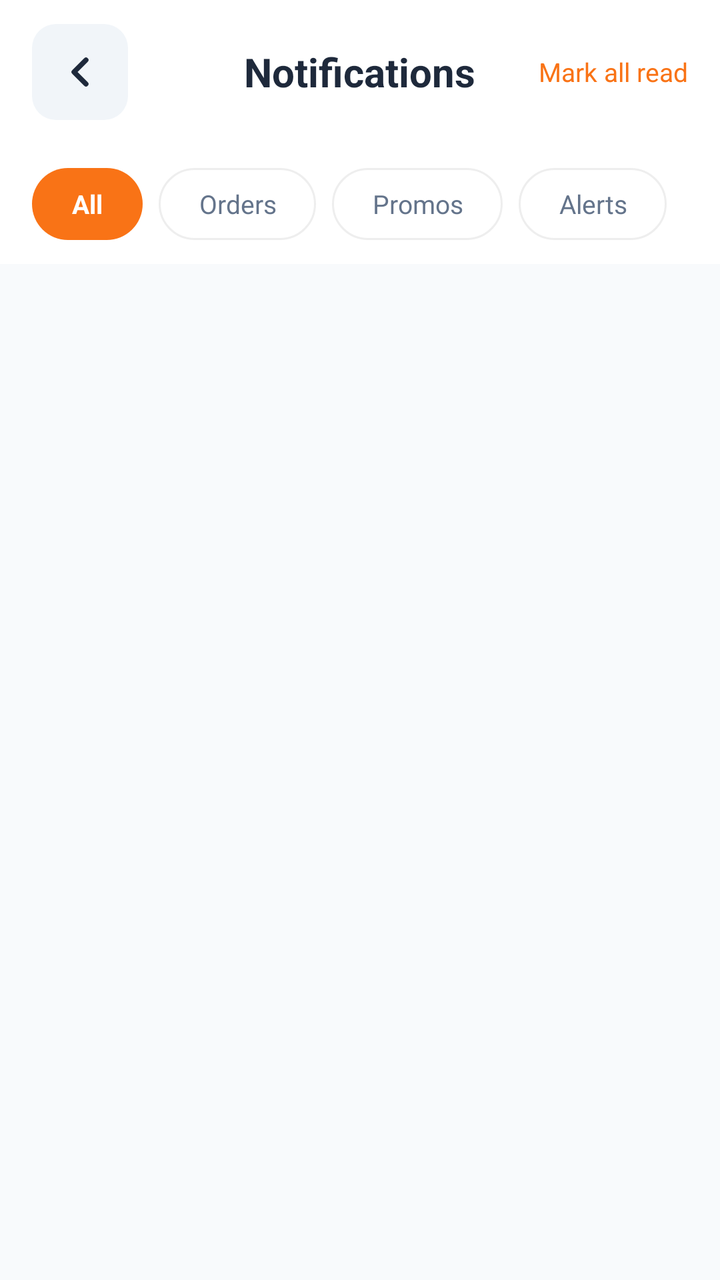
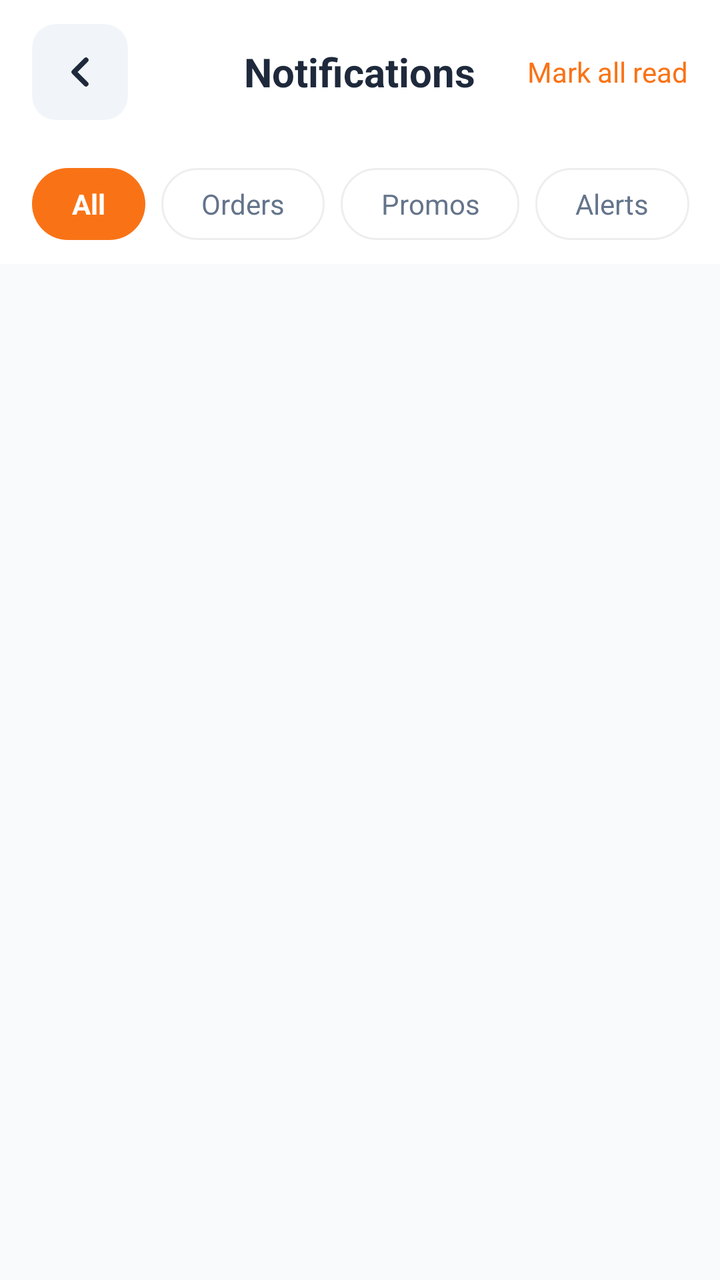

An Android layout rendered at two revisions. The XML below is the earlier revision; the diff shows what the commit changed to produce the second picture.
<!-- AndroidManifest.xml: application theme Theme.BeckieDealApp -->
<!-- res/layout/activity_notifications.xml -->
<?xml version="1.0" encoding="utf-8"?>
<androidx.constraintlayout.widget.ConstraintLayout xmlns:android="http://schemas.android.com/apk/res/android"
    xmlns:app="http://schemas.android.com/apk/res-auto"
    xmlns:tools="http://schemas.android.com/tools"
    android:layout_width="match_parent"
    android:layout_height="match_parent"
    android:background="@color/background"
    android:fitsSystemWindows="true"
    tools:context=".NotificationsActivity">

    
    <com.google.android.material.appbar.AppBarLayout
        android:id="@+id/appBarLayout"
        android:layout_width="match_parent"
        android:layout_height="wrap_content"
        android:background="@color/surface"
        app:elevation="0dp"
        app:layout_constraintTop_toTopOf="parent">

        <com.google.android.material.appbar.MaterialToolbar
            android:id="@+id/topAppBar"
            android:layout_width="match_parent"
            android:layout_height="72dp"
            app:contentInsetStart="0dp">

            <RelativeLayout
                android:layout_width="match_parent"
                android:layout_height="match_parent"
                android:paddingHorizontal="16dp">

                <ImageView
                    android:id="@+id/backButton"
                    android:layout_width="48dp"
                    android:layout_height="48dp"
                    android:layout_alignParentStart="true"
                    android:layout_centerVertical="true"
                    android:background="@drawable/form_field_background"
                    android:padding="12dp"
                    android:src="@drawable/ic_arrow_left"
                    android:contentDescription="Back"
                    app:tint="@color/text_primary" />

                <TextView
                    android:layout_width="wrap_content"
                    android:layout_height="wrap_content"
                    android:layout_centerInParent="true"
                    android:text="Notifications"
                    android:textColor="@color/text_primary"
                    android:textSize="20sp"
                    android:textStyle="bold" />

                <TextView
                    android:id="@+id/markAllReadButton"
                    android:layout_width="wrap_content"
                    android:layout_height="wrap_content"
                    android:layout_alignParentEnd="true"
                    android:layout_centerVertical="true"
                    android:text="Mark all read"
                    android:textColor="@color/primary"
                    android:textSize="13sp" />

            </RelativeLayout>

        </com.google.android.material.appbar.MaterialToolbar>
    </com.google.android.material.appbar.AppBarLayout>

    
    <HorizontalScrollView
        android:id="@+id/chipScroll"
        android:layout_width="match_parent"
        android:layout_height="wrap_content"
        android:scrollbars="none"
        android:paddingVertical="12dp"
        android:background="@color/surface"
        app:layout_constraintTop_toBottomOf="@id/appBarLayout">

        <LinearLayout
            android:id="@+id/chipContainer"
            android:layout_width="wrap_content"
            android:layout_height="wrap_content"
            android:orientation="horizontal"
            android:paddingHorizontal="16dp">

            <TextView
                android:id="@+id/chipAll"
                android:layout_width="wrap_content"
                android:layout_height="36dp"
                android:gravity="center"
                android:paddingHorizontal="20dp"
                android:layout_marginEnd="8dp"
                android:text="All"
                android:textSize="13sp"
                android:textStyle="bold"
                android:background="@drawable/chip_selected"
                android:textColor="@color/white_fixed" />

            <TextView
                android:id="@+id/chipOrders"
                android:layout_width="wrap_content"
                android:layout_height="36dp"
                android:gravity="center"
                android:paddingHorizontal="20dp"
                android:layout_marginEnd="8dp"
                android:text="Orders"
                android:textSize="13sp"
                android:background="@drawable/chip_unselected"
                android:textColor="@color/text_secondary" />

            <TextView
                android:id="@+id/chipPromos"
                android:layout_width="wrap_content"
                android:layout_height="36dp"
                android:gravity="center"
                android:paddingHorizontal="20dp"
                android:layout_marginEnd="8dp"
                android:text="Promos"
                android:textSize="13sp"
                android:background="@drawable/chip_unselected"
                android:textColor="@color/text_secondary" />

            <TextView
                android:id="@+id/chipAlerts"
                android:layout_width="wrap_content"
                android:layout_height="36dp"
                android:gravity="center"
                android:paddingHorizontal="20dp"
                android:text="Alerts"
                android:textSize="13sp"
                android:background="@drawable/chip_unselected"
                android:textColor="@color/text_secondary" />

        </LinearLayout>
    </HorizontalScrollView>

    
    <androidx.core.widget.NestedScrollView
        android:layout_width="match_parent"
        android:layout_height="0dp"
        android:fillViewport="true"
        app:layout_constraintTop_toBottomOf="@id/chipScroll"
        app:layout_constraintBottom_toBottomOf="parent">

        <FrameLayout
            android:layout_width="match_parent"
            android:layout_height="wrap_content">

            
            <LinearLayout
                android:id="@+id/emptyState"
                android:layout_width="match_parent"
                android:layout_height="match_parent"
                android:gravity="center"
                android:orientation="vertical"
                android:padding="40dp"
                android:visibility="gone">

                <ImageView
                    android:layout_width="120dp"
                    android:layout_height="120dp"
                    android:src="@drawable/ic_notifications"
                    app:tint="@color/text_muted" />

                <TextView
                    android:layout_width="wrap_content"
                    android:layout_height="wrap_content"
                    android:layout_marginTop="24dp"
                    android:text="No notifications yet"
                    android:textColor="@color/text_primary"
                    android:textSize="20sp"
                    android:textStyle="bold" />

                <TextView
                    android:layout_width="wrap_content"
                    android:layout_height="wrap_content"
                    android:layout_marginTop="8dp"
                    android:gravity="center"
                    android:text="We'll notify you about orders, deals\nand updates."
                    android:textColor="@color/text_muted"
                    android:textSize="14sp" />

            </LinearLayout>

            
            <LinearLayout
                android:id="@+id/notificationsList"
                android:layout_width="match_parent"
                android:layout_height="wrap_content"
                android:orientation="vertical"
                android:paddingHorizontal="16dp"
                android:paddingTop="8dp"
                android:paddingBottom="24dp" />

        </FrameLayout>
    </androidx.core.widget.NestedScrollView>

</androidx.constraintlayout.widget.ConstraintLayout>
<!-- resources referenced by this layout -->
<resources>
  <color name="background">#F8FAFC</color>
  <color name="primary">#F97316</color>
  <color name="surface">#FFFFFF</color>
  <color name="text_muted">#94A3B8</color>
  <color name="text_primary">#1E293B</color>
  <color name="text_secondary">#64748B</color>
  <color name="white_fixed">#FFFFFF</color>
  <!-- drawable chip_selected (drawable) -->
  <?xml version="1.0" encoding="utf-8"?>
  <shape xmlns:android="http://schemas.android.com/apk/res/android"
      android:shape="rectangle">
      <solid android:color="#F97316" />
      <corners android:radius="20dp" />
  </shape>
  <!-- drawable chip_unselected (drawable) -->
  <?xml version="1.0" encoding="utf-8"?>
  <shape xmlns:android="http://schemas.android.com/apk/res/android"
      android:shape="rectangle">
      <solid android:color="#FFFFFF" />
      <stroke android:width="1dp" android:color="#EEEEEE" />
      <corners android:radius="20dp" />
  </shape>
  <!-- drawable form_field_background (drawable) -->
  <?xml version="1.0" encoding="utf-8"?>
  <shape xmlns:android="http://schemas.android.com/apk/res/android">
      <solid android:color="@color/input_background" />
      <corners android:radius="12dp" />
  </shape>
  <!-- drawable ic_arrow_left (drawable) -->
  <?xml version="1.0" encoding="utf-8"?>
  <vector xmlns:android="http://schemas.android.com/apk/res/android"
      android:width="24dp"
      android:height="24dp"
      android:viewportWidth="24"
      android:viewportHeight="24">
      <path
          android:fillColor="@android:color/transparent"
          android:pathData="M15,18L9,12L15,6"
          android:strokeColor="#FFFFFF"
          android:strokeWidth="2.5"
          android:strokeLineCap="round"
          android:strokeLineJoin="round" />
  </vector>
  <!-- drawable ic_notifications (drawable) -->
  <vector xmlns:android="http://schemas.android.com/apk/res/android"
      android:width="24dp" android:height="24dp"
      android:viewportWidth="24" android:viewportHeight="24">
      
      <path android:fillColor="#F97316"
          android:pathData="M12,22c1.1,0 2,-0.9 2,-2h-4c0,1.1 0.9,2 2,2zM18,16v-5c0,-3.07 -1.64,-5.64 -4.5,-6.32V4c0,-0.83 -0.67,-1.5 -1.5,-1.5s-1.5,0.67 -1.5,1.5v0.68C7.63,5.36 6,7.92 6,11v5l-2,2v1h16v-1l-2,-2z"/>
  </vector>
  <style name="Theme.BeckieDealApp" parent="Base.Theme.BeckieDealApp" />
  <color name="input_background">#F1F5F9</color>
  <color name="on_primary">#FFFFFF</color>
  <color name="primary_container">#F97316</color>
  <color name="on_primary_container">#582200</color>
  <color name="on_surface">#251913</color>
  <style name="Widget.App.BottomNavigationView" parent="Widget.Material3.BottomNavigationView">
          <item name="itemIconSize">26dp</item>
          <item name="itemIconTint">@color/bottom_nav_color</item>
          <item name="itemTextColor">@color/bottom_nav_color</item>
          
          <item name="android:background">@null</item>
          <item name="backgroundTint">@null</item>
          <item name="labelVisibilityMode">unlabeled</item>
          <item name="itemActiveIndicatorStyle">@style/Widget.App.BottomNav.ActiveIndicator</item>
      </style>
  <style name="Widget.App.BottomNav.ActiveIndicator" parent="Widget.Material3.BottomNavigationView.ActiveIndicator">
          <item name="android:color">@color/nav_indicator_fill</item>
          <item name="android:width">52dp</item>
          <item name="android:height">40dp</item>
          <item name="shapeAppearance">@style/ShapeAppearance.App.BottomNav.ActiveIndicator</item>
      </style>
  <color name="nav_indicator_fill">#FFF1EB</color>
  <style name="ShapeAppearance.App.BottomNav.ActiveIndicator" parent="">
          <item name="cornerFamily">rounded</item>
          <item name="cornerSize">50%</item>
      </style>
  <!-- unchanged entries left out for length: 1 -->
</resources>

<!-- the commit's change to res/layout/activity_notifications.xml (unified diff, before → after) -->
@@ -1,4 +1,4 @@
-<?xml version="1.0" encoding="utf-8"?>
+﻿<?xml version="1.0" encoding="utf-8"?>
 <androidx.constraintlayout.widget.ConstraintLayout xmlns:android="http://schemas.android.com/apk/res/android"
     xmlns:app="http://schemas.android.com/apk/res-auto"
     xmlns:tools="http://schemas.android.com/tools"
@@ -46,7 +46,7 @@
                     android:layout_centerInParent="true"
                     android:text="Notifications"
                     android:textColor="@color/text_primary"
-                    android:textSize="20sp"
+                    android:textSize="@dimen/text_size_title"
                     android:textStyle="bold" />
 
                 <TextView
@@ -57,7 +57,7 @@
                     android:layout_centerVertical="true"
                     android:text="Mark all read"
                     android:textColor="@color/primary"
-                    android:textSize="13sp" />
+                    android:textSize="@dimen/text_size_body" />
 
             </RelativeLayout>
 
@@ -89,7 +89,7 @@
                 android:paddingHorizontal="20dp"
                 android:layout_marginEnd="8dp"
                 android:text="All"
-                android:textSize="13sp"
+                android:textSize="@dimen/text_size_body"
                 android:textStyle="bold"
                 android:background="@drawable/chip_selected"
                 android:textColor="@color/white_fixed" />
@@ -102,7 +102,7 @@
                 android:paddingHorizontal="20dp"
                 android:layout_marginEnd="8dp"
                 android:text="Orders"
-                android:textSize="13sp"
+                android:textSize="@dimen/text_size_body"
                 android:background="@drawable/chip_unselected"
                 android:textColor="@color/text_secondary" />
 
@@ -114,7 +114,7 @@
                 android:paddingHorizontal="20dp"
                 android:layout_marginEnd="8dp"
                 android:text="Promos"
-                android:textSize="13sp"
+                android:textSize="@dimen/text_size_body"
                 android:background="@drawable/chip_unselected"
                 android:textColor="@color/text_secondary" />
 
@@ -125,7 +125,7 @@
                 android:gravity="center"
                 android:paddingHorizontal="20dp"
                 android:text="Alerts"
-                android:textSize="13sp"
+                android:textSize="@dimen/text_size_body"
                 android:background="@drawable/chip_unselected"
                 android:textColor="@color/text_secondary" />
 
@@ -166,7 +166,7 @@
                     android:layout_marginTop="24dp"
                     android:text="No notifications yet"
                     android:textColor="@color/text_primary"
-                    android:textSize="20sp"
+                    android:textSize="@dimen/text_size_title"
                     android:textStyle="bold" />
 
                 <TextView
@@ -176,7 +176,7 @@
                     android:gravity="center"
                     android:text="We'll notify you about orders, deals\nand updates."
                     android:textColor="@color/text_muted"
-                    android:textSize="14sp" />
+                    android:textSize="@dimen/text_size_body" />
 
             </LinearLayout>
 
<!-- resource entries referenced after the edit -->
@@ -7,6 +7,8 @@
   <color name="text_primary">#1E293B</color>
   <color name="text_secondary">#64748B</color>
   <color name="white_fixed">#FFFFFF</color>
+  <dimen name="text_size_body">13sp</dimen>
+  <dimen name="text_size_title">18sp</dimen>
   <!-- drawable chip_selected (drawable) -->
   <?xml version="1.0" encoding="utf-8"?>
   <shape xmlns:android="http://schemas.android.com/apk/res/android"
